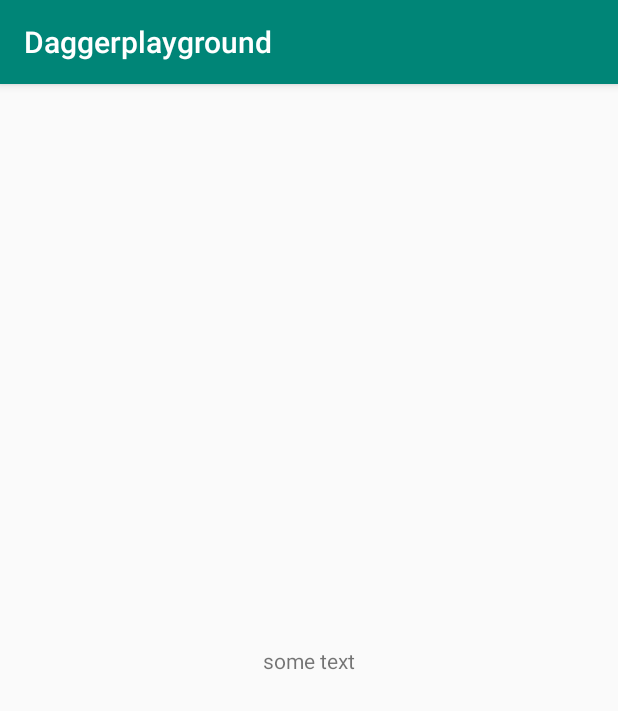
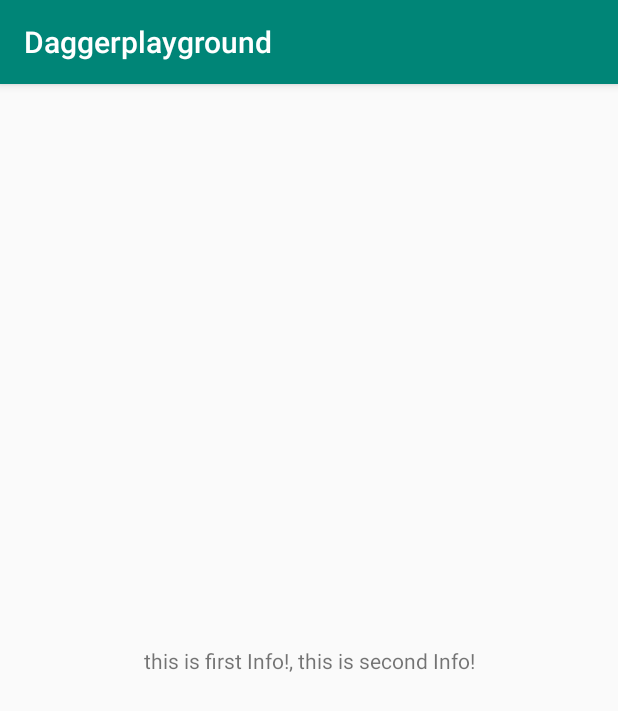
Before and after one commit to mic1410/dagger-playground, an Android app: the screen it shows after launch (MainActivity), on a phone screen of 412 x 824 dp. Shown: the top 711 px of the screen. Run offline under Robolectric (Android 15) with nearby library versions, the phone set to English and light mode, and no system bars; our stand-ins replace Dagger/Hilt's generated code.

Commit message:
use Named Qualifier to provide two variants of Info class

```diff
--- a/app/src/main/java/com/example/daggerplayground/MainActivity.kt
+++ b/app/src/main/java/com/example/daggerplayground/MainActivity.kt
@@ -4,16 +4,22 @@ import androidx.appcompat.app.AppCompatActivity
 import android.os.Bundle
 import kotlinx.android.synthetic.main.activity_main.*
 import javax.inject.Inject
+import javax.inject.Named
 
 class MainActivity : AppCompatActivity() {
     @Inject
-    lateinit var info: Info
+    @field:Named(FIRST_INFO)
+    lateinit var firstInfo: Info
+
+    @Inject
+    @field:Named(SECOND_INFO)
+    lateinit var secondInfo: Info
 
 
     override fun onCreate(savedInstanceState: Bundle?) {
         super.onCreate(savedInstanceState)
         setContentView(R.layout.activity_main)
         DaggerInfoComponent.create().poke(this)
-        textView.text = info.text
+        textView.text = firstInfo.text + ", " + secondInfo.text
     }
 }
--- a/app/src/main/java/com/example/daggerplayground/SomeModule.kt
+++ b/app/src/main/java/com/example/daggerplayground/SomeModule.kt
@@ -2,11 +2,20 @@ package com.example.daggerplayground
 
 import dagger.Module
 import dagger.Provides
+import javax.inject.Named
 
 @Module
 class SomeModule {
+
     @Provides
-    fun providesInfo(): Info {
-        return Info("some text")
+    @Named(FIRST_INFO)
+    fun provideFirstInfo(): Info {
+        return Info("this is first Info!")
+    }
+
+    @Provides
+    @Named(SECOND_INFO)
+    fun provideSecondInfo(): Info {
+        return Info("this is second Info!")
     }
 }
--- /dev/null
+++ b/app/src/main/java/com/example/daggerplayground/constants.kt
@@ -0,0 +1,4 @@
+package com.example.daggerplayground
+
+const val FIRST_INFO = "FIRST_INFO"
+const val SECOND_INFO = "SECOND_INFO"
```
